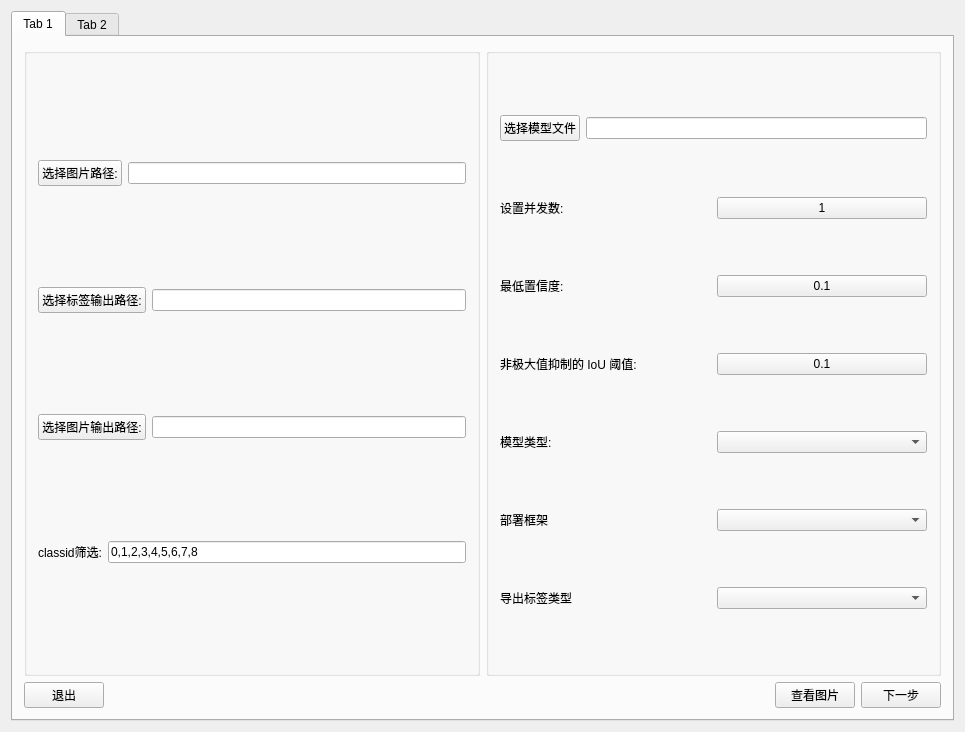
This is tools/AutomaticAnnotation/ui/AutomaticAnnotation.ui in WIND-ROAD-RUN/RW_UL as Qt 5 draws it before an edit. The edited form follows.
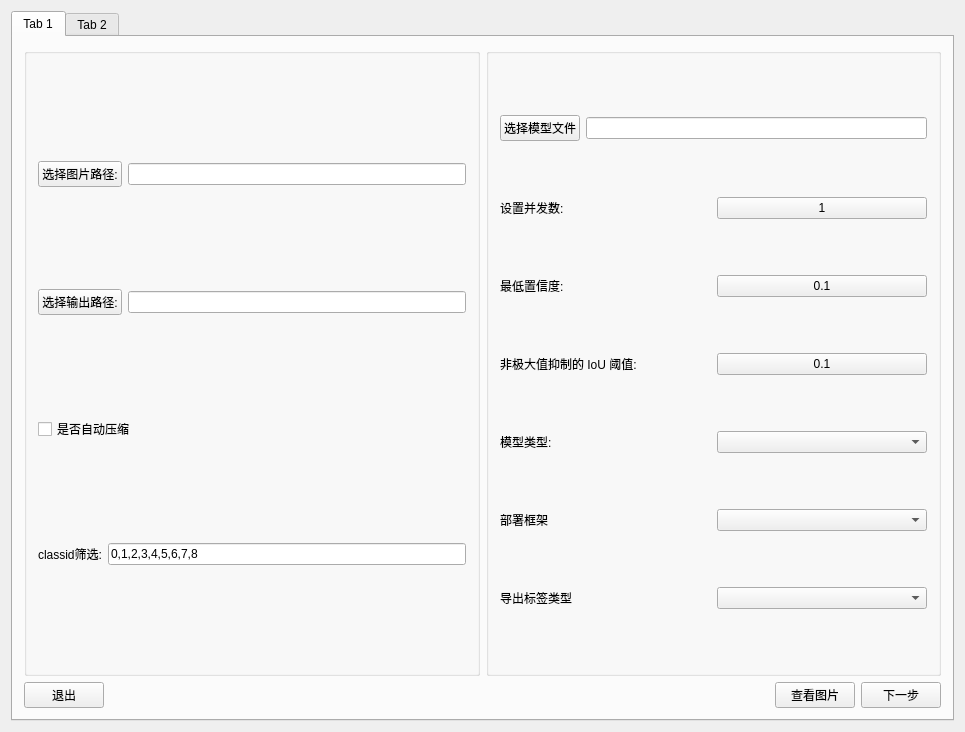
This is the edited form.

Commit message: 更改自动打标程序

Patch:
```diff
--- a/tools/AutomaticAnnotation/ui/AutomaticAnnotation.ui
+++ b/tools/AutomaticAnnotation/ui/AutomaticAnnotation.ui
@@ -58,16 +58,16 @@
               </layout>
              </item>
              <item>
-              <layout class="QHBoxLayout" name="horizontalLayout_4">
+              <layout class="QHBoxLayout" name="horizontalLayout_5">
                <item>
-                <widget class="QPushButton" name="pbtn_setLabelOutput">
+                <widget class="QPushButton" name="pbtn_setAllOutput">
                  <property name="text">
-                  <string>选择标签输出路径:</string>
+                  <string>选择输出路径:</string>
                  </property>
                 </widget>
                </item>
                <item>
-                <widget class="QLineEdit" name="lineEdit_labelOutput">
+                <widget class="QLineEdit" name="lineEdit_AllOutput">
                  <property name="text">
                   <string/>
                  </property>
@@ -76,18 +76,11 @@
               </layout>
              </item>
              <item>
-              <layout class="QHBoxLayout" name="horizontalLayout_5">
+              <layout class="QHBoxLayout" name="horizontalLayout_15">
                <item>
-                <widget class="QPushButton" name="pbtn_setImageOutput">
+                <widget class="QCheckBox" name="ckb_autoZip">
                  <property name="text">
-                  <string>选择图片输出路径:</string>
-                 </property>
-                </widget>
-               </item>
-               <item>
-                <widget class="QLineEdit" name="lineEdit_ImageOutput">
-                 <property name="text">
-                  <string/>
+                  <string>是否自动压缩</string>
                  </property>
                 </widget>
                </item>
```
The commit also changes 6 other files.
